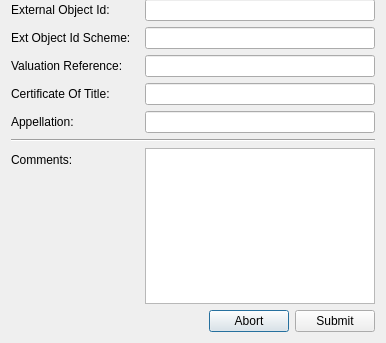
This is AimsUI/AimsClient/Gui/Ui_NewAddressDialog.ui in linz/QGIS-AIMS-Plugin as Qt 5 draws it before an edit; both pictures show x 0 to 386 and y 595 to 938 of the 386 by 938 pixel window. The edited form follows.
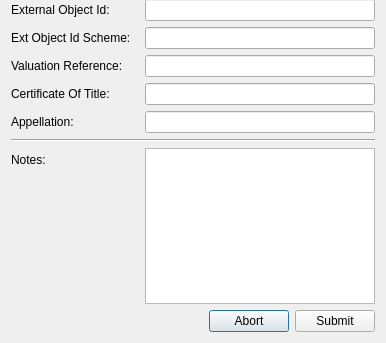
This is the edited form.

Diff of the .ui file:
```diff
--- a/AimsUI/AimsClient/Gui/Ui_NewAddressDialog.ui
+++ b/AimsUI/AimsClient/Gui/Ui_NewAddressDialog.ui
@@ -569,7 +569,7 @@
      <item row="26" column="0">
       <widget class="QLabel" name="label_4">
        <property name="text">
-        <string>Comments:</string>
+        <string>Notes:</string>
        </property>
       </widget>
      </item>
```
Left out of the diff: 5 changed lines with no effect on the pictures.
